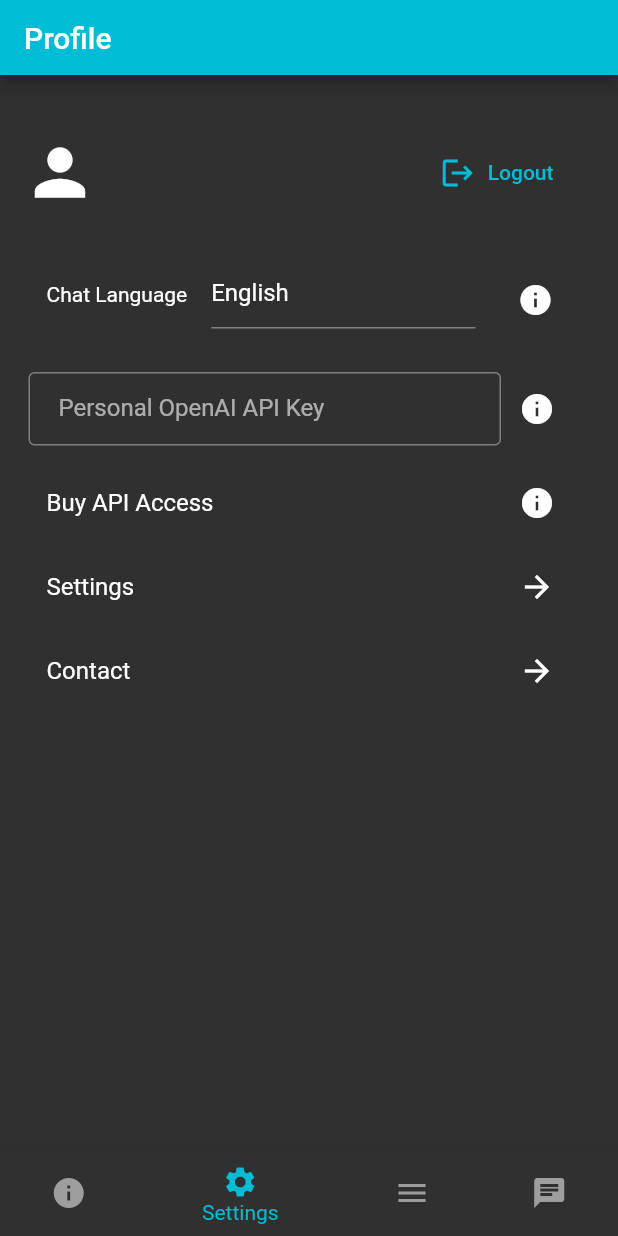
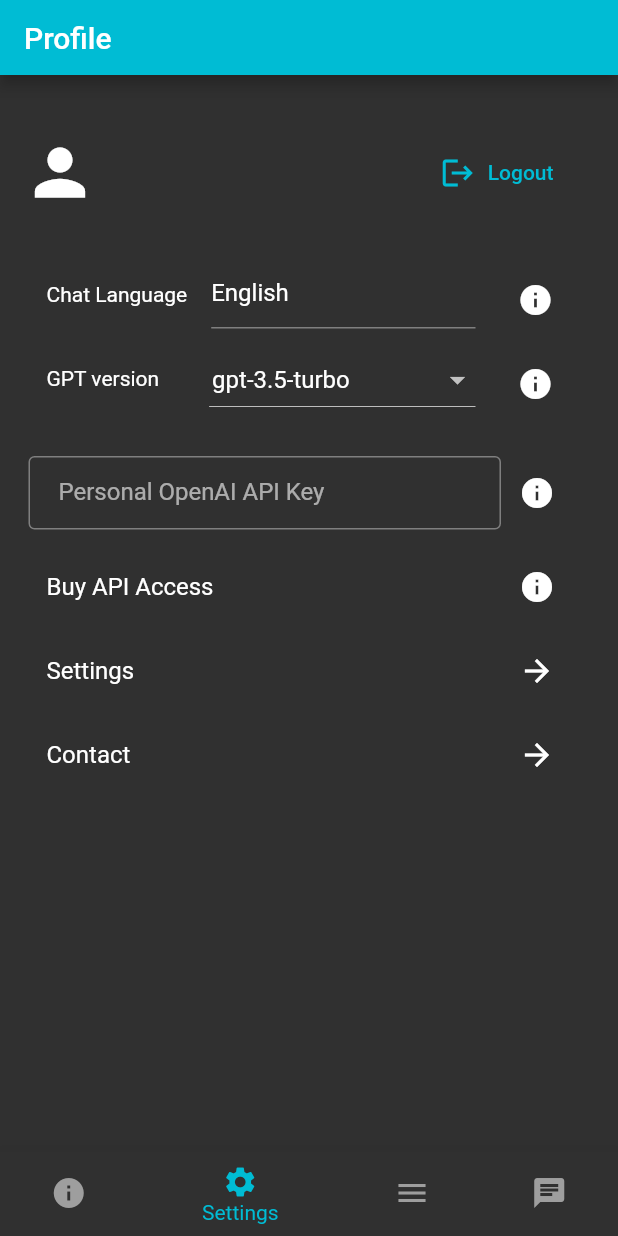
Before and after one commit to JiosHub/KaiwaAI, a Flutter app: the BottomMenuRibbon screen opened directly, item 2 of the bottom bar chosen, on a phone screen of 412 x 824 dp. Run offline on Flutter 3.47's test engine with Material 2 defaults, Android fonts, the phone set to English and light mode, and no system bars; our stand-ins replace firebase_auth, firebase_core, flutter_chat_ui, flutter_keyboard_visibility, flutter_signin_button, google_sign_in and 1 more; missing offline and left inert: flutter_inapp_purchase; accounts and stored records are empty; Roboto replaces fonts that are missing (Poppins).

Commit message:
gpt version selector

```diff
--- a/lib/pages/profile.dart
+++ b/lib/pages/profile.dart
@@ -22,25 +22,20 @@ class _ProfilePageState extends State<ProfilePage> {
   bool _showLabelLang = true;
   bool _showLabelKey = true;
   late String selectedLanguage;
+  late String selectedGPT;
   late String personalAPIKey;
 
 
   @override
   void initState() {
     super.initState();
-    print("yo");
     _initInAppPurchase();
-    print("yo1");
     _fetchProducts();
-    print("yo2");
     selectedLanguage = "...";
+    selectedGPT = "gpt-3.5-turbo";
     personalAPIKey = "";
-    _loadLanguagePreference();
-    print("yo3");
-    _loadAPIKey();
-    print("yo4");
     apiKeyController = TextEditingController(text: personalAPIKey);
-    textEditingController = TextEditingController(text: selectedLanguage);
+    _loadPreference();
   }
 
   Future<void> _initInAppPurchase() async {
@@ -61,25 +56,27 @@ class _ProfilePageState extends State<ProfilePage> {
     return username;
   }
 
-  _loadAPIKey() async {
-    SharedPreferences prefs = await SharedPreferences.getInstance();
-    setState(() {
-      personalAPIKey = prefs.getString('personalAPIKey') ?? '';
-      apiKeyController = TextEditingController(text: personalAPIKey);
-    });
-  }
-
-  _loadLanguagePreference() async {
+  _loadPreference() async {
     SharedPreferences prefs = await SharedPreferences.getInstance();
     setState(() {
       selectedLanguage = prefs.getString('selectedLanguage') ?? "English";
-      textEditingController = TextEditingController(text: selectedLanguage);
+      print('yoooooooooooooooooooooooooo $selectedLanguage');
+
+      selectedGPT = prefs.getString('selectedGPT') ?? "gpt-3.5-turbo";
+
+      personalAPIKey = prefs.getString('personalAPIKey') ?? '';
+      apiKeyController = TextEditingController(text: personalAPIKey);
     });
   }
 
   _saveLanguagePreference(String language) async {
     SharedPreferences prefs = await SharedPreferences.getInstance();
     prefs.setString('selectedLanguage', language);
+  }
+
+  _saveGPTPreference(String? selectedGPT) async {
+    SharedPreferences prefs = await SharedPreferences.getInstance();
+    prefs.setString('selectedGPT', selectedGPT ?? 'gpt-3.5-turbo');
   }
 
   _saveAPIKey(String APIKey) async {
@@ -100,7 +97,9 @@ class _ProfilePageState extends State<ProfilePage> {
         //crossAxisAlignment: CrossAxisAlignment.start,
         mainAxisAlignment: MainAxisAlignment.start,
         children: [
-          Row(
+          Container(
+
+            child: Row(
               //mainAxisAlignment: MainAxisAlignment.start,
               children: [
                 Icon(Icons.person, size: 50),
@@ -132,6 +131,7 @@ class _ProfilePageState extends State<ProfilePage> {
                   ),
                 ),
               ],
+            ),
           ),
           SizedBox(height: 32),
           ListTile(
@@ -231,6 +231,37 @@ class _ProfilePageState extends State<ProfilePage> {
                   },
                 );
               },
+            ),
+          ),
+          ListTile(
+            leading: Text("GPT version     "),
+            title: Container(
+              height: 30,
+              child: DropdownButton<String>(
+                value: selectedGPT,
+                isDense: true,
+                isExpanded: true,
+                onChanged: (String? selection) {
+                  setState(() {
+                    selectedGPT = selection ?? 'gpt-3.5-turbo';
+                    _saveGPTPreference(selection);
+                  });
+                },
+                items: <String>['gpt-3.5-turbo', 'gpt-3.5-turbo-0613', 'gpt-4', 'davinci', 'text-curie-001']
+                    .map<DropdownMenuItem<String>>((String value) {
+                  return DropdownMenuItem<String>(
+                    value: value,
+                    child: Padding(
+                      padding: EdgeInsets.only(left: 2),
+                      child: Text(value)
+                    ),
+                  );
+                }).toList(),
+              ),
+            ),
+            trailing: IconButton(
+              icon: Icon(Icons.info),
+              onPressed: () {},
             ),
           ),
           SizedBox(height: 10),
```
Also changed, not shown: lib/pages/menu.dart (+11 -12 lines), lib/services/api.dart (+6 -4 lines), lib/services/shared_preferences_helper.dart (+11 -0 lines). Lines whose indentation alone changed are shown as unchanged.
